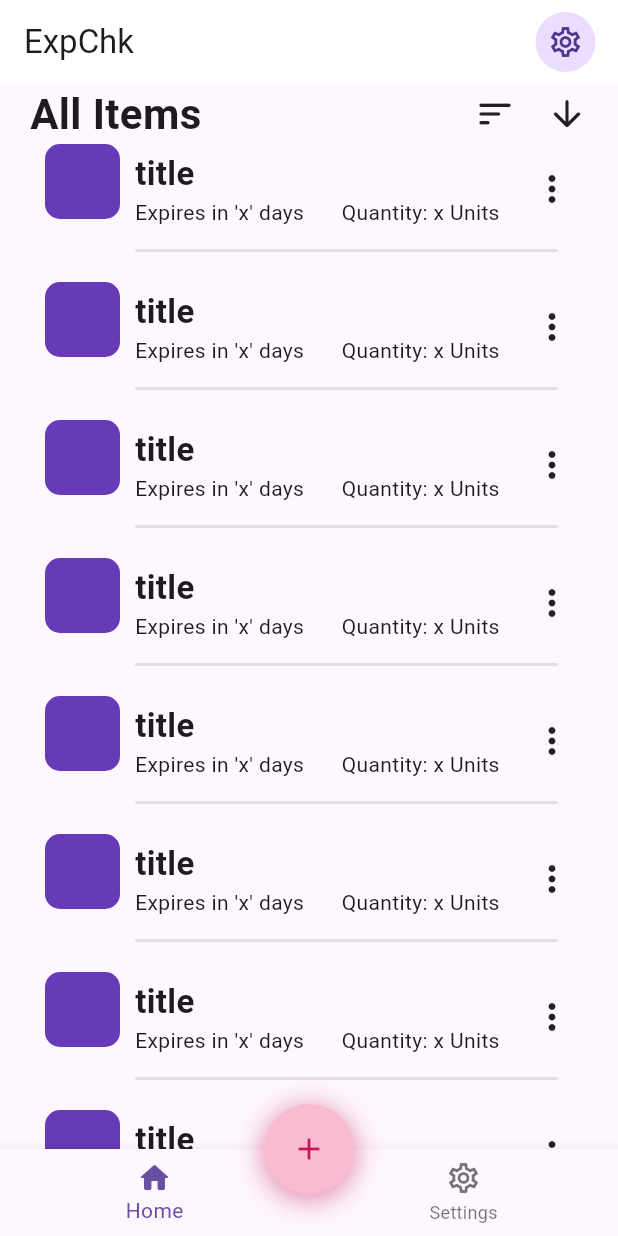
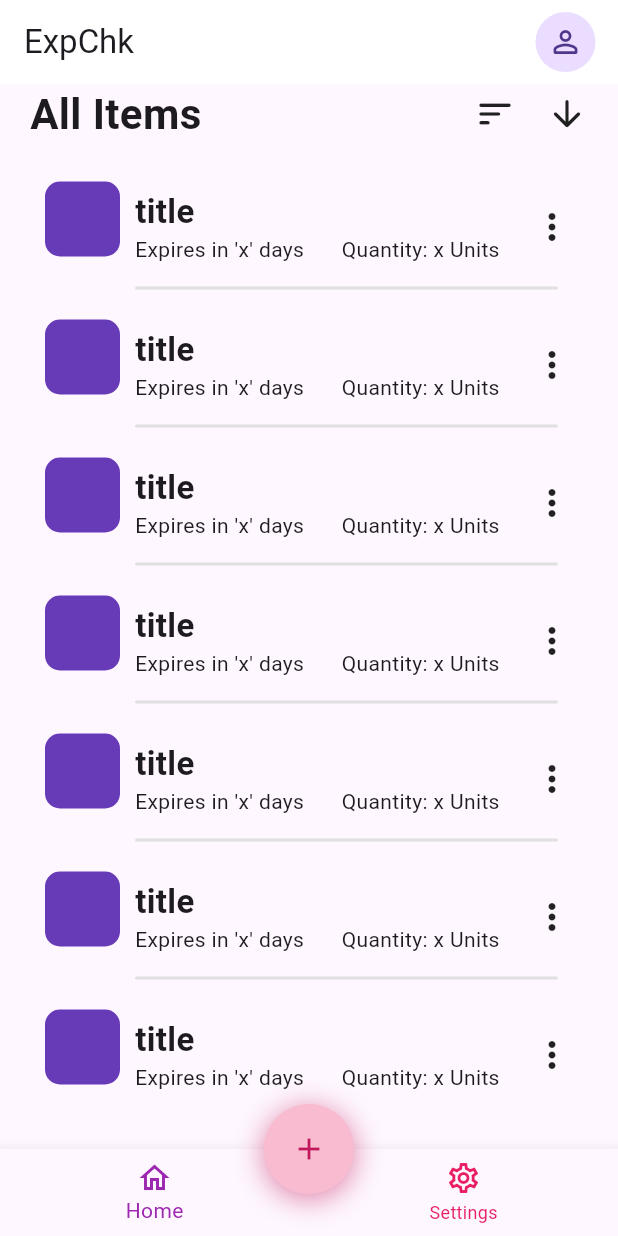
Before and after one commit to s-maurya00/Exp-Chk, a Flutter app: the screen it shows after launch, on a phone screen of 412 x 824 dp. Run offline on Flutter 3.47's test engine with Material 2 defaults, Android fonts, the phone set to English and light mode, and no system bars; our stand-ins replace get, get_storage.

Commit message:
feat: changed home_page to a container and home, settings.dart to screens which rotate withing the container

```diff
--- /dev/null
+++ b/lib/app/pages/home.dart
@@ -0,0 +1,97 @@
+import 'package:flutter/material.dart';
+
+import 'package:expchk/app/common/widgets/item_tile.dart';
+
+class Home extends StatefulWidget {
+  const Home({super.key});
+
+  @override
+  State<Home> createState() => _HomeState();
+}
+
+class _HomeState extends State<Home> {
+  bool isAscendSort = true;
+
+  @override
+  Widget build(BuildContext context) {
+    return Column(
+      children: [
+        Row(
+          children: [
+            const SizedBox(
+              width: 20,
+            ),
+            const Text(
+              "All Items",
+              style: TextStyle(
+                fontSize: 28,
+                fontWeight: FontWeight.bold,
+              ),
+            ),
+            const Spacer(),
+            GestureDetector(
+              onTap: () {
+                print("Sort");
+              },
+              child: const Icon(
+                Icons.sort_rounded,
+                size: 28,
+              ),
+            ),
+            const SizedBox(
+              width: 20,
+            ),
+            GestureDetector(
+              onTap: () {
+                setState(
+                  () {
+                    isAscendSort = !isAscendSort;
+                  },
+                );
+              },
+              child: Icon(
+                isAscendSort
+                    ? Icons.arrow_downward_rounded
+                    : Icons.arrow_upward_rounded,
+                size: 28,
+              ),
+            ),
+            const SizedBox(
+              width: 20,
+            ),
+          ],
+        ),
+        _showItems(context),
+      ],
+    );
+  }
+
+  _showItems(BuildContext context) {
+    return SizedBox(
+      height: MediaQuery.of(context).size.height * 0.775,
+      child: Column(
+        children: [
+          const SizedBox(
+            height: 10,
+          ),
+          Expanded(
+            child: ListView.builder(
+              shrinkWrap: true,
+              physics: const BouncingScrollPhysics(),
+              itemCount: 11,
+              itemBuilder: (context, index) {
+                if (index == 10 || index == 0) {
+                  return const SizedBox(
+                    height: 15,
+                  );
+                } else {
+                  return const ItemTile();
+                }
+              },
+            ),
+          ),
+        ],
+      ),
+    );
+  }
+}
--- a/lib/app/pages/home_page.dart
+++ b/lib/app/pages/home_page.dart
@@ -1,8 +1,8 @@
+import 'package:expchk/app/pages/home.dart';
 import 'package:flutter/material.dart';
 
 import 'package:get/get.dart';
 
-import 'package:expchk/app/common/widgets/item_tile.dart';
 import 'package:expchk/app/common/utils/colors.dart';
 import 'package:expchk/app/pages/settings.dart';
 // import 'package:expchk/app/pages/add_items.dart';
@@ -16,11 +16,12 @@ class HomePage extends StatefulWidget {
 
 class _HomePageState extends State<HomePage> {
   final navScreens = [
-    const HomePage(),
+    const Home(),
     const Settings(),
   ];
 
   bool isAscendSort = true;
+  int currScreenIndx = 0;
 
   @override
   Widget build(BuildContext context) {
@@ -29,6 +30,7 @@ class _HomePageState extends State<HomePage> {
       floatingActionButton: GestureDetector(
         onTap: () {
           // Get.to(const AddItems());
+          print("add tapped");
         },
         child: Container(
           height: 60,
@@ -53,13 +55,12 @@ class _HomePageState extends State<HomePage> {
       ),
       floatingActionButtonLocation: FloatingActionButtonLocation.centerDocked,
       bottomNavigationBar: BottomNavigationBar(
+        unselectedItemColor: primaryClr,
+        selectedItemColor: secondaryClr,
         items: const [
           BottomNavigationBarItem(
             icon: Icon(
               Icons.home_outlined,
-            ),
-            activeIcon: Icon(
-              Icons.home_rounded,
             ),
             label: "Home",
           ),
@@ -71,63 +72,14 @@ class _HomePageState extends State<HomePage> {
           ),
         ],
         onTap: (index) {
-          setState(() {
-            Get.to(
-              () => navScreens[index],
-            );
-          });
+          setState(
+            () {
+              currScreenIndx = index;
+            },
+          );
         },
       ),
-      body: Column(
-        children: [
-          Row(
-            children: [
-              const SizedBox(
-                width: 20,
-              ),
-              const Text(
-                "All Items",
-                style: TextStyle(
-                  fontSize: 28,
-                  fontWeight: FontWeight.bold,
-                ),
-              ),
-              const Spacer(),
-              GestureDetector(
-                onTap: () {
-                  print("Sort");
-                },
-                child: const Icon(
-                  Icons.sort_rounded,
-                  size: 28,
-                ),
-              ),
-              const SizedBox(
-                width: 20,
-              ),
-              GestureDetector(
-                onTap: () {
-                  setState(
-                    () {
-                      isAscendSort = !isAscendSort;
-                    },
-                  );
-                },
-                child: Icon(
-                  isAscendSort
-                      ? Icons.arrow_downward_rounded
-                      : Icons.arrow_upward_rounded,
-                  size: 28,
-                ),
-              ),
-              const SizedBox(
-                width: 20,
-              ),
-            ],
-          ),
-          _showItems(),
-        ],
-      ),
+      body: navScreens[currScreenIndx],
     );
   }
 
@@ -141,14 +93,14 @@ class _HomePageState extends State<HomePage> {
         GestureDetector(
           child: const CircleAvatar(
             child: Icon(
-              Icons.settings_outlined,
+              Icons.person_outline_rounded,
             ),
           ),
           onTap: () {
-            Get.to(
-              () => const Settings(),
-              transition: Transition.zoom,
-            );
+            // Get.to(
+            //   () => const Settings(),
+            //   transition: Transition.zoom,
+            // );
             print("Profile");
           },
         ),
@@ -158,15 +110,4 @@ class _HomePageState extends State<HomePage> {
       ],
     );
   }
-
-  _showItems() {
-    return Expanded(
-      child: ListView.builder(
-        itemCount: 10,
-        itemBuilder: (context, index) {
-          return ItemTile();
-        },
-      ),
-    );
-  }
 }
```
Also changed, not shown: lib/app/pages/settings.dart (+1 -46 lines).
